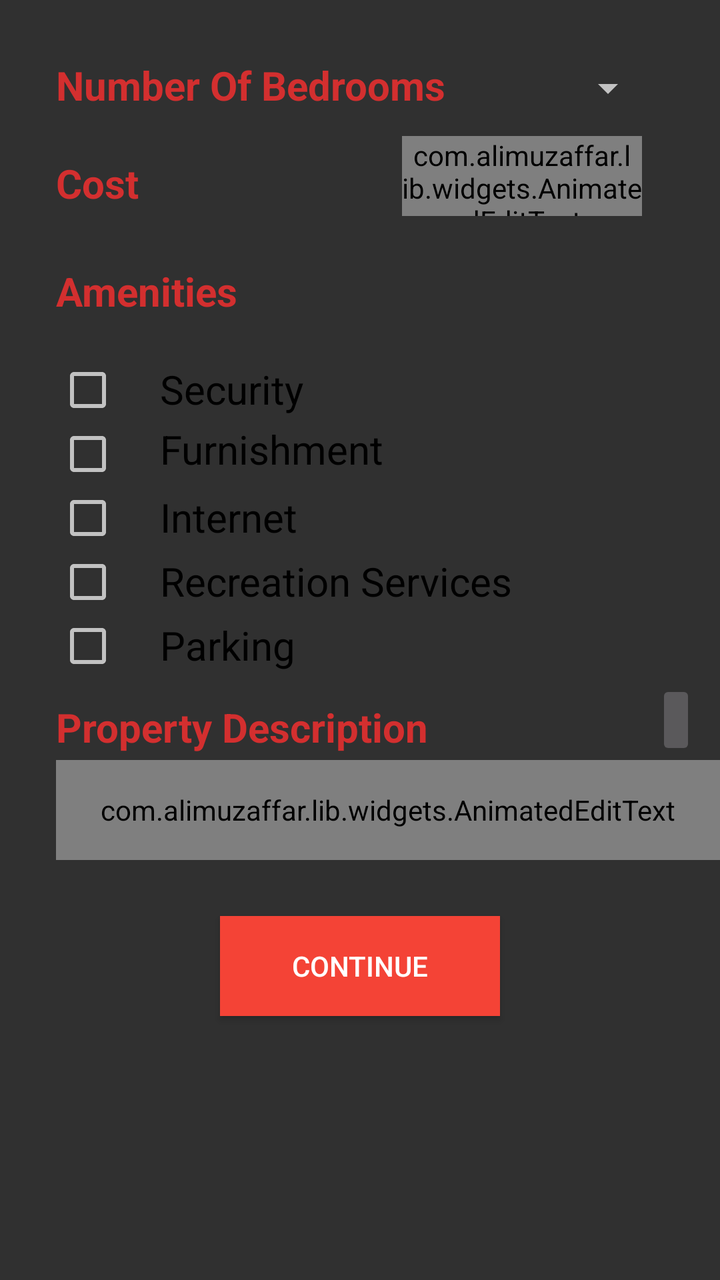
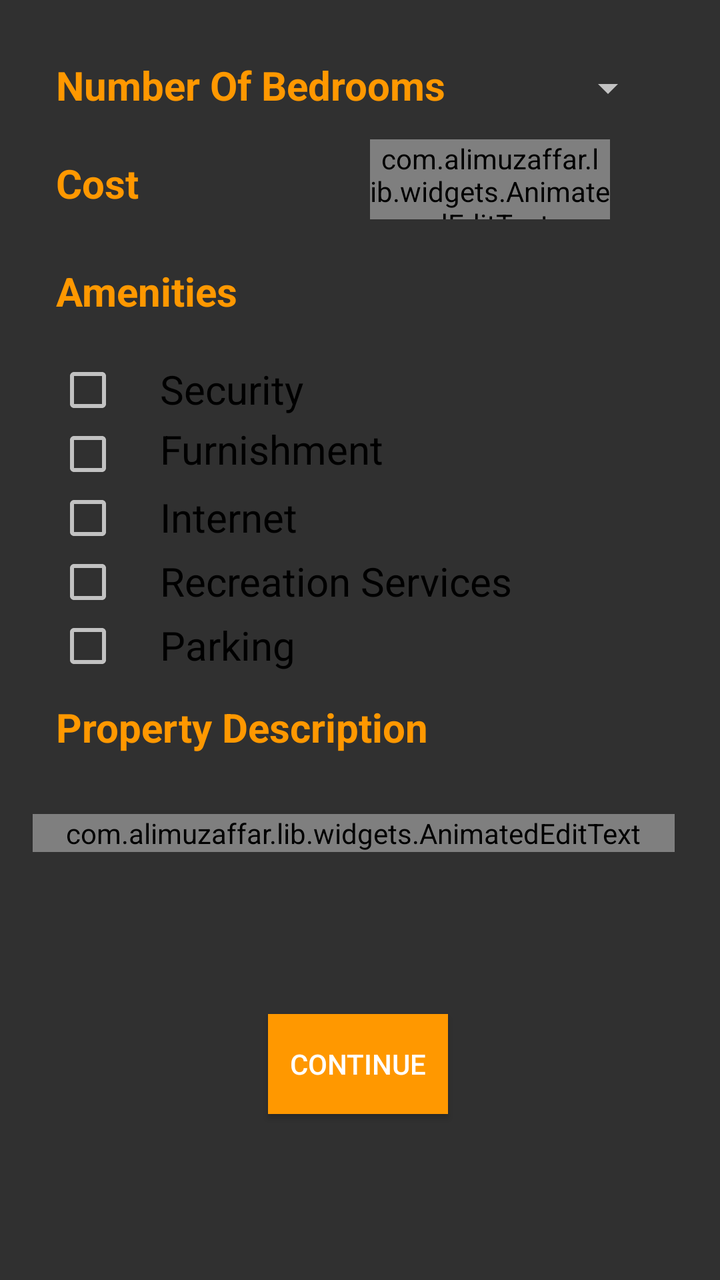

Before-and-after screenshots of an Android layout around one commit, followed by the original layout XML and the change that was made.
<!-- AndroidManifest.xml: application theme Theme.AppCompat.NoActionBar -->
<!-- res/layout/additional_property_info.xml -->
<?xml version="1.0" encoding="utf-8"?>
<androidx.core.widget.NestedScrollView
    android:layout_width="match_parent"
    android:layout_height="match_parent"
    xmlns:app="http://schemas.android.com/apk/res-auto"
    app:layout_behavior="@string/appbar_scrolling_view_behavior"
    xmlns:android="http://schemas.android.com/apk/res/android">
    <RelativeLayout xmlns:android="http://schemas.android.com/apk/res/android"
        android:layout_width="match_parent"
        android:layout_height="580dp"
        android:id="@+id/additional_property_info">

        <TextView
            android:id="@+id/propdescription"
            android:layout_width="300dp"
            android:layout_height="30dp"
            android:layout_alignLeft="@+id/parkingcheckbox"
            android:layout_alignStart="@+id/parkingcheckbox"
            android:layout_below="@+id/parkingcheckbox"
            android:layout_marginTop="11dp"
            android:text="Property Description"
            android:textColor="@color/colorPrimaryDark"
            android:textSize="20dp"
            android:textStyle="bold" />

        <TextView
            android:id="@+id/propertyamenities"
            android:layout_width="150dp"
            android:layout_height="30dp"
            android:layout_alignParentLeft="true"
            android:layout_alignParentStart="true"
            android:layout_below="@+id/costedit"
            android:layout_marginLeft="28dp"
            android:layout_marginStart="28dp"
            android:layout_marginTop="24dp"
            android:text="Amenities"
            android:textColor="@color/colorPrimaryDark"
            android:textSize="20dp"
            android:textStyle="bold" />

        <TextView
            android:id="@+id/bedrroomnumber"
            android:layout_width="300dp"
            android:layout_height="30dp"
            android:layout_alignLeft="@+id/propertyamenities"
            android:layout_alignParentTop="true"
            android:layout_alignStart="@+id/propertyamenities"
            android:layout_marginTop="29dp"
            android:text="Number Of Bedrooms"
            android:textColor="@color/colorPrimaryDark"
            android:textSize="20dp"
            android:textStyle="bold" />

        <TextView
            android:id="@+id/propertycost"
            android:layout_width="150dp"
            android:layout_height="30dp"
            android:layout_alignLeft="@+id/bedrroomnumber"
            android:layout_alignStart="@+id/bedrroomnumber"
            android:layout_below="@+id/bedrroomnumber"
            android:layout_marginTop="19dp"
            android:text="Cost"
            android:textColor="@color/colorPrimaryDark"
            android:textSize="20dp"
            android:textStyle="bold" />



        <Spinner
            android:layout_width="wrap_content"
            android:layout_height="30dp"
            android:id="@+id/noofbedroomsspinner"
            android:layout_alignEnd="@+id/bedrroomnumber"
            android:layout_alignRight="@+id/bedrroomnumber"
            android:layout_alignTop="@+id/bedrroomnumber"></Spinner>

        <com.alimuzaffar.lib.widgets.AnimatedEditText
            android:id="@+id/costedit"
            android:layout_width="120dp"
            android:layout_height="40dp"
            android:layout_alignBottom="@+id/propertycost"
            android:layout_alignParentEnd="true"
            android:layout_alignParentRight="true"
            android:layout_marginEnd="39dp"
            android:layout_marginRight="39dp" />

        <CheckBox
            android:id="@+id/securitycheckbox"
            android:layout_width="wrap_content"
            android:layout_height="wrap_content"
            android:layout_alignLeft="@+id/propertyamenities"
            android:layout_alignStart="@+id/propertyamenities"
            android:layout_below="@+id/propertyamenities"
            android:layout_marginTop="17dp" />


        <CheckBox
            android:id="@+id/furnishmentcheckbox"
            android:layout_width="wrap_content"
            android:layout_height="wrap_content"
            android:layout_alignEnd="@+id/securitycheckbox"
            android:layout_alignRight="@+id/securitycheckbox"
            android:layout_below="@+id/securitycheckbox" />

        <CheckBox
            android:id="@+id/internetcheckbox"
            android:layout_width="wrap_content"
            android:layout_height="wrap_content"
            android:layout_alignLeft="@+id/furnishmentcheckbox"
            android:layout_alignStart="@+id/furnishmentcheckbox"
            android:layout_below="@+id/furnishmentcheckbox" />

        <CheckBox
            android:id="@+id/recreationcheckbox"
            android:layout_width="wrap_content"
            android:layout_height="wrap_content"
            android:layout_alignLeft="@+id/internetcheckbox"
            android:layout_alignStart="@+id/internetcheckbox"
            android:layout_below="@+id/internetcheckbox" />

        <CheckBox
            android:id="@+id/parkingcheckbox"
            android:layout_width="wrap_content"
            android:layout_height="wrap_content"
            android:layout_alignLeft="@+id/recreationcheckbox"
            android:layout_alignStart="@+id/recreationcheckbox"
            android:layout_below="@+id/recreationcheckbox" />

        <com.alimuzaffar.lib.widgets.AnimatedEditText
            android:layout_width="match_parent"
            android:layout_height="50dp"
            android:hint="Enter manually or press on mike to speak"
            android:layout_alignLeft="@+id/propdescription"
            android:layout_alignStart="@+id/propdescription"
            android:layout_below="@+id/propdescription"
            android:id="@+id/enterdescriptiontextbox"/>

        <Button
            android:layout_width="140dp"
            android:layout_height="50dp"
            android:text="Continue"
            android:id="@+id/continue_button_in_additionalinfofrag"
            android:textColor="@android:color/white"
            android:background="@color/colorPrimary"
            android:layout_below="@+id/enterdescriptiontextbox"
            android:layout_centerHorizontal="true"
            android:layout_marginTop="28dp" />

        <TextView
            android:layout_width="200dp"
            android:layout_height="30dp"
            android:id="@+id/securityhead"
            android:text="Security"
            android:textSize="20dp"
            android:textColor="@android:color/black"
            android:layout_above="@+id/furnishmentcheckbox"
            android:layout_centerHorizontal="true" />

        <TextView
            android:layout_width="200dp"
            android:layout_height="30dp"
            android:text="Furnishment"
            android:textSize="20dp"
            android:id="@+id/furnishmenthead"
            android:textColor="@android:color/black"
            android:layout_below="@+id/securityhead"
            android:layout_alignLeft="@+id/securityhead"
            android:layout_alignStart="@+id/securityhead" />
        <TextView
            android:layout_width="200dp"
            android:layout_height="30dp"
            android:id="@+id/internethead"
            android:text="Internet"
            android:textSize="20dp"
            android:textColor="@android:color/black"
            android:layout_above="@+id/recreationcheckbox"
            android:layout_alignLeft="@+id/furnishmenthead"
            android:layout_alignStart="@+id/furnishmenthead" />
        <TextView
            android:layout_width="200dp"
            android:layout_height="30dp"
            android:id="@+id/recreationhead"
            android:text="Recreation Services"
            android:textSize="20dp"
            android:textColor="@android:color/black"
            android:layout_above="@+id/parkingcheckbox"
            android:layout_alignLeft="@+id/internethead"
            android:layout_alignStart="@+id/internethead" />
        <TextView
            android:layout_width="200dp"
            android:layout_height="30dp"
            android:id="@+id/parkinghead"
            android:text="Parking"
            android:textSize="20dp"
            android:textColor="@android:color/black"
            android:layout_above="@+id/propdescription"
            android:layout_alignLeft="@+id/recreationhead"
            android:layout_alignStart="@+id/recreationhead" />

        <ImageButton
            android:id="@+id/voiceTotextButton"
            android:layout_width="20dp"
            android:layout_height="40dp"
            android:layout_above="@+id/enterdescriptiontextbox"
            android:layout_toEndOf="@+id/propdescription" />

    </RelativeLayout>
</androidx.core.widget.NestedScrollView>
<!-- resources referenced by this layout -->
<resources>
  <color name="colorPrimary">#F44336</color>
  <color name="colorPrimaryDark">#D32F2F</color>
</resources>

<!-- the commit's change to res/layout/additional_property_info.xml (unified diff, before → after) -->
@@ -1,25 +1,25 @@
 <?xml version="1.0" encoding="utf-8"?>
-<androidx.core.widget.NestedScrollView
+<RelativeLayout xmlns:android="http://schemas.android.com/apk/res/android"
+    xmlns:app="http://schemas.android.com/apk/res-auto"
     android:layout_width="match_parent"
     android:layout_height="match_parent"
-    xmlns:app="http://schemas.android.com/apk/res-auto"
-    app:layout_behavior="@string/appbar_scrolling_view_behavior"
-    xmlns:android="http://schemas.android.com/apk/res/android">
-    <RelativeLayout xmlns:android="http://schemas.android.com/apk/res/android"
+    app:layout_behavior="@string/appbar_scrolling_view_behavior">
+
+    <RelativeLayout
+        android:id="@+id/additional_property_info"
         android:layout_width="match_parent"
-        android:layout_height="580dp"
-        android:id="@+id/additional_property_info">
+        android:layout_height="580dp">
 
         <TextView
             android:id="@+id/propdescription"
             android:layout_width="300dp"
             android:layout_height="30dp"
+            android:layout_below="@+id/parkingcheckbox"
+            android:layout_alignStart="@+id/parkingcheckbox"
             android:layout_alignLeft="@+id/parkingcheckbox"
-            android:layout_alignStart="@+id/parkingcheckbox"
-            android:layout_below="@+id/parkingcheckbox"
             android:layout_marginTop="11dp"
             android:text="Property Description"
-            android:textColor="@color/colorPrimaryDark"
+            android:textColor="#FF9800"
             android:textSize="20dp"
             android:textStyle="bold" />
 
@@ -27,14 +27,14 @@
             android:id="@+id/propertyamenities"
             android:layout_width="150dp"
             android:layout_height="30dp"
+            android:layout_below="@+id/costedit"
+            android:layout_alignParentStart="true"
             android:layout_alignParentLeft="true"
-            android:layout_alignParentStart="true"
-            android:layout_below="@+id/costedit"
+            android:layout_marginStart="28dp"
             android:layout_marginLeft="28dp"
-            android:layout_marginStart="28dp"
             android:layout_marginTop="24dp"
             android:text="Amenities"
-            android:textColor="@color/colorPrimaryDark"
+            android:textColor="#FF9800"
             android:textSize="20dp"
             android:textStyle="bold" />
 
@@ -42,12 +42,12 @@
             android:id="@+id/bedrroomnumber"
             android:layout_width="300dp"
             android:layout_height="30dp"
+            android:layout_alignStart="@+id/propertyamenities"
             android:layout_alignLeft="@+id/propertyamenities"
             android:layout_alignParentTop="true"
-            android:layout_alignStart="@+id/propertyamenities"
             android:layout_marginTop="29dp"
             android:text="Number Of Bedrooms"
-            android:textColor="@color/colorPrimaryDark"
+            android:textColor="#FF9800"
             android:textSize="20dp"
             android:textStyle="bold" />
 
@@ -55,24 +55,23 @@
             android:id="@+id/propertycost"
             android:layout_width="150dp"
             android:layout_height="30dp"
+            android:layout_below="@+id/bedrroomnumber"
+            android:layout_alignStart="@+id/bedrroomnumber"
             android:layout_alignLeft="@+id/bedrroomnumber"
-            android:layout_alignStart="@+id/bedrroomnumber"
-            android:layout_below="@+id/bedrroomnumber"
             android:layout_marginTop="19dp"
             android:text="Cost"
-            android:textColor="@color/colorPrimaryDark"
-            android:textSize="20dp"
-            android:textStyle="bold" />
-
+            android:textColor="#FF9800"
+            android:textSize="20dp"
+            android:textStyle="bold" />
 
 
         <Spinner
-            android:layout_width="wrap_content"
-            android:layout_height="30dp"
             android:id="@+id/noofbedroomsspinner"
+            android:layout_width="wrap_content"
+            android:layout_height="30dp"
+            android:layout_alignTop="@+id/bedrroomnumber"
             android:layout_alignEnd="@+id/bedrroomnumber"
-            android:layout_alignRight="@+id/bedrroomnumber"
-            android:layout_alignTop="@+id/bedrroomnumber"></Spinner>
+            android:layout_alignRight="@+id/bedrroomnumber"></Spinner>
 
         <com.alimuzaffar.lib.widgets.AnimatedEditText
             android:id="@+id/costedit"
@@ -81,16 +80,17 @@
             android:layout_alignBottom="@+id/propertycost"
             android:layout_alignParentEnd="true"
             android:layout_alignParentRight="true"
-            android:layout_marginEnd="39dp"
-            android:layout_marginRight="39dp" />
+            android:layout_marginEnd="55dp"
+            android:layout_marginRight="55dp"
+            android:layout_marginBottom="-2dp" />
 
         <CheckBox
             android:id="@+id/securitycheckbox"
             android:layout_width="wrap_content"
             android:layout_height="wrap_content"
+            android:layout_below="@+id/propertyamenities"
+            android:layout_alignStart="@+id/propertyamenities"
             android:layout_alignLeft="@+id/propertyamenities"
-            android:layout_alignStart="@+id/propertyamenities"
-            android:layout_below="@+id/propertyamenities"
             android:layout_marginTop="17dp" />
 
 
@@ -98,111 +98,127 @@
             android:id="@+id/furnishmentcheckbox"
             android:layout_width="wrap_content"
             android:layout_height="wrap_content"
+            android:layout_below="@+id/securitycheckbox"
             android:layout_alignEnd="@+id/securitycheckbox"
-            android:layout_alignRight="@+id/securitycheckbox"
-            android:layout_below="@+id/securitycheckbox" />
+            android:layout_alignRight="@+id/securitycheckbox" />
 
         <CheckBox
             android:id="@+id/internetcheckbox"
             android:layout_width="wrap_content"
             android:layout_height="wrap_content"
-            android:layout_alignLeft="@+id/furnishmentcheckbox"
+            android:layout_below="@+id/furnishmentcheckbox"
             android:layout_alignStart="@+id/furnishmentcheckbox"
-            android:layout_below="@+id/furnishmentcheckbox" />
+            android:layout_alignLeft="@+id/furnishmentcheckbox" />
 
         <CheckBox
             android:id="@+id/recreationcheckbox"
             android:layout_width="wrap_content"
             android:layout_height="wrap_content"
-            android:layout_alignLeft="@+id/internetcheckbox"
+            android:layout_below="@+id/internetcheckbox"
             android:layout_alignStart="@+id/internetcheckbox"
-            android:layout_below="@+id/internetcheckbox" />
+            android:layout_alignLeft="@+id/internetcheckbox" />
 
         <CheckBox
             android:id="@+id/parkingcheckbox"
             android:layout_width="wrap_content"
             android:layout_height="wrap_content"
-            android:layout_alignLeft="@+id/recreationcheckbox"
+            android:layout_below="@+id/recreationcheckbox"
             android:layout_alignStart="@+id/recreationcheckbox"
-            android:layout_below="@+id/recreationcheckbox" />
+            android:layout_alignLeft="@+id/recreationcheckbox" />
 
         <com.alimuzaffar.lib.widgets.AnimatedEditText
-            android:layout_width="match_parent"
-            android:layout_height="50dp"
-            android:hint="Enter manually or press on mike to speak"
+            android:id="@+id/enterdescriptiontextbox"
+            android:layout_width="321dp"
+            android:layout_height="wrap_content"
+            android:layout_below="@+id/propdescription"
+            android:layout_alignStart="@+id/propdescription"
             android:layout_alignLeft="@+id/propdescription"
-            android:layout_alignStart="@+id/propdescription"
-            android:layout_below="@+id/propdescription"
-            android:id="@+id/enterdescriptiontextbox"/>
+            android:layout_marginStart="-12dp"
+            android:layout_marginLeft="-12dp"
+            android:layout_marginTop="27dp"
+            android:hint="Enter manually or press to speak" />
 
         <Button
+            android:id="@+id/continue_button_in_additionalinfofrag"
             android:layout_width="140dp"
             android:layout_height="50dp"
+            android:layout_below="@+id/enterdescriptiontextbox"
+            android:layout_alignParentStart="true"
+            android:layout_alignParentLeft="true"
+            android:layout_alignParentEnd="true"
+            android:layout_alignParentRight="true"
+            android:layout_marginStart="134dp"
+            android:layout_marginLeft="134dp"
+            android:layout_marginTop="81dp"
+            android:layout_marginEnd="136dp"
+            android:layout_marginRight="136dp"
+            android:background="#FF9800"
             android:text="Continue"
-            android:id="@+id/continue_button_in_additionalinfofrag"
-            android:textColor="@android:color/white"
-            android:background="@color/colorPrimary"
-            android:layout_below="@+id/enterdescriptiontextbox"
+            android:textColor="@android:color/white" />
+
+        <TextView
+            android:id="@+id/securityhead"
+            android:layout_width="200dp"
+            android:layout_height="30dp"
+            android:layout_above="@+id/furnishmentcheckbox"
             android:layout_centerHorizontal="true"
-            android:layout_marginTop="28dp" />
-
-        <TextView
-            android:layout_width="200dp"
-            android:layout_height="30dp"
-            android:id="@+id/securityhead"
             android:text="Security"
-            android:textSize="20dp"
-            android:textColor="@android:color/black"
-            android:layout_above="@+id/furnishmentcheckbox"
-            android:layout_centerHorizontal="true" />
-
-        <TextView
-            android:layout_width="200dp"
-            android:layout_height="30dp"
+            android:textColor="@android:color/black"
+            android:textSize="20dp" />
+
+        <TextView
+            android:id="@+id/furnishmenthead"
+            android:layout_width="200dp"
+            android:layout_height="30dp"
+            android:layout_below="@+id/securityhead"
+            android:layout_alignStart="@+id/securityhead"
+            android:layout_alignLeft="@+id/securityhead"
             android:text="Furnishment"
-            android:textSize="20dp"
-            android:id="@+id/furnishmenthead"
-            android:textColor="@android:color/black"
-            android:layout_below="@+id/securityhead"
-            android:layout_alignLeft="@+id/securityhead"
-            android:layout_alignStart="@+id/securityhead" />
-        <TextView
-            android:layout_width="200dp"
-            android:layout_height="30dp"
+            android:textColor="@android:color/black"
+            android:textSize="20dp" />
+
+        <TextView
             android:id="@+id/internethead"
+            android:layout_width="200dp"
+            android:layout_height="30dp"
+            android:layout_above="@+id/recreationcheckbox"
+            android:layout_alignStart="@+id/furnishmenthead"
+            android:layout_alignLeft="@+id/furnishmenthead"
             android:text="Internet"
-            android:textSize="20dp"
-            android:textColor="@android:color/black"
-            android:layout_above="@+id/recreationcheckbox"
-            android:layout_alignLeft="@+id/furnishmenthead"
-            android:layout_alignStart="@+id/furnishmenthead" />
-        <TextView
-            android:layout_width="200dp"
-            android:layout_height="30dp"
+            android:textColor="@android:color/black"
+            android:textSize="20dp" />
+
+        <TextView
             android:id="@+id/recreationhead"
+            android:layout_width="200dp"
+            android:layout_height="30dp"
+            android:layout_above="@+id/parkingcheckbox"
+            android:layout_alignStart="@+id/internethead"
+            android:layout_alignLeft="@+id/internethead"
             android:text="Recreation Services"
-            android:textSize="20dp"
-            android:textColor="@android:color/black"
-            android:layout_above="@+id/parkingcheckbox"
-            android:layout_alignLeft="@+id/internethead"
-            android:layout_alignStart="@+id/internethead" />
-        <TextView
-            android:layout_width="200dp"
-            android:layout_height="30dp"
+            android:textColor="@android:color/black"
+            android:textSize="20dp" />
+
+        <TextView
             android:id="@+id/parkinghead"
+            android:layout_width="200dp"
+            android:layout_height="30dp"
+            android:layout_above="@+id/propdescription"
+            android:layout_alignStart="@+id/recreationhead"
+            android:layout_alignLeft="@+id/recreationhead"
             android:text="Parking"
-            android:textSize="20dp"
-            android:textColor="@android:color/black"
-            android:layout_above="@+id/propdescription"
-            android:layout_alignLeft="@+id/recreationhead"
-            android:layout_alignStart="@+id/recreationhead" />
+            android:textColor="@android:color/black"
+            android:textSize="20dp" />
 
         <ImageButton
             android:id="@+id/voiceTotextButton"
             android:layout_width="20dp"
             android:layout_height="40dp"
-            android:layout_above="@+id/enterdescriptiontextbox"
-            android:layout_toEndOf="@+id/propdescription" />
+            android:layout_alignParentBottom="true"
+            android:layout_marginStart="44dp"
+            android:layout_marginBottom="129dp"
+            android:layout_toEndOf="@+id/propdescription"
+            android:src="@android:drawable/ic_btn_speak_now" />
 
     </RelativeLayout>
-</androidx.core.widget.NestedScrollView>
+</RelativeLayout>
<!-- resource entries referenced after the edit -->
@@ -1,6 +1,5 @@
 <!-- resources referenced by this layout -->
 <resources>
-  <color name="colorPrimary">#F44336</color>
-  <color name="colorPrimaryDark">#D32F2F</color>
+
 </resources>
 
